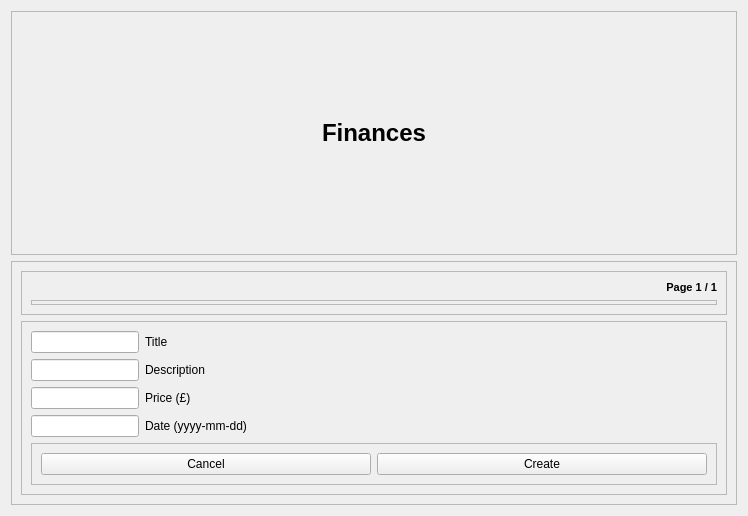
fabiolorenzi/food_organizer_frontend, file src/forms/FinancesWidget.ui: the form before one commit.
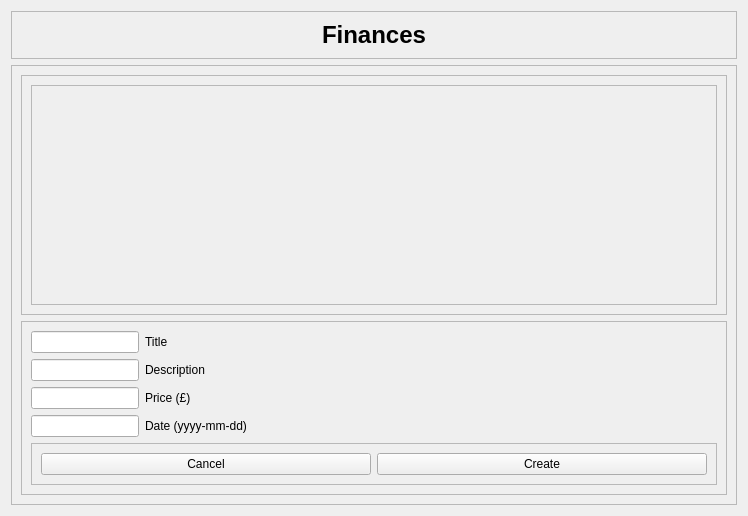
The form after the commit.

Commit message: improved ui in finances widget making the list scrollable

Patch:
```diff
--- a/src/forms/FinancesWidget.ui
+++ b/src/forms/FinancesWidget.ui
@@ -61,31 +61,21 @@
          <enum>QFrame::Raised</enum>
         </property>
         <layout class="QGridLayout" name="gridLayout_3">
-         <item row="1" column="0">
-          <widget class="QFrame" name="ListFrameLine">
-           <property name="frameShape">
-            <enum>QFrame::StyledPanel</enum>
-           </property>
-           <property name="frameShadow">
-            <enum>QFrame::Raised</enum>
-           </property>
-          </widget>
-         </item>
          <item row="0" column="0">
-          <widget class="QLabel" name="PageNumberLabel">
-           <property name="font">
-            <font>
-             <pointsize>8</pointsize>
-             <weight>75</weight>
-             <bold>true</bold>
-            </font>
+          <widget class="QScrollArea" name="scrollArea">
+           <property name="widgetResizable">
+            <bool>true</bool>
            </property>
-           <property name="text">
-            <string>Page 1 / 1</string>
-           </property>
-           <property name="alignment">
-            <set>Qt::AlignRight|Qt::AlignTrailing|Qt::AlignVCenter</set>
-           </property>
+           <widget class="QWidget" name="ListFrameLine">
+            <property name="geometry">
+             <rect>
+              <x>0</x>
+              <y>0</y>
+              <width>688</width>
+              <height>205</height>
+             </rect>
+            </property>
+           </widget>
           </widget>
          </item>
         </layout>
```
The commit also changes 2 other files.
